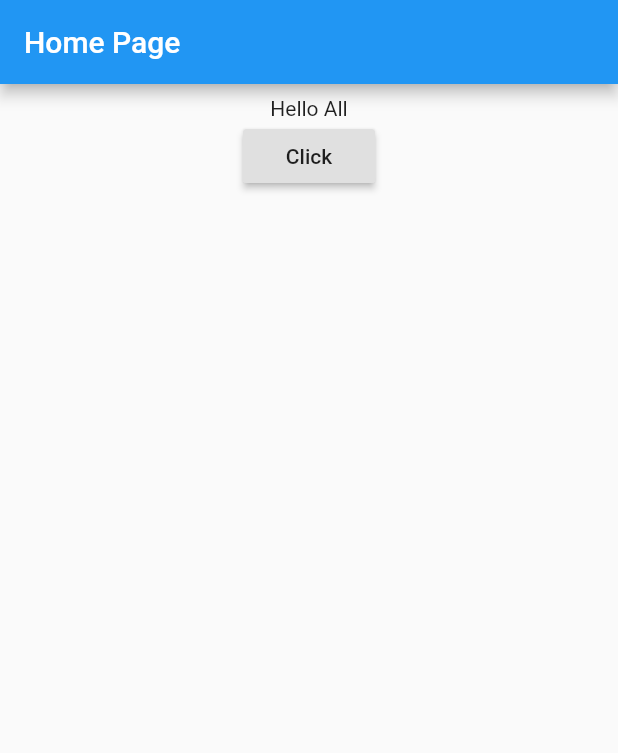
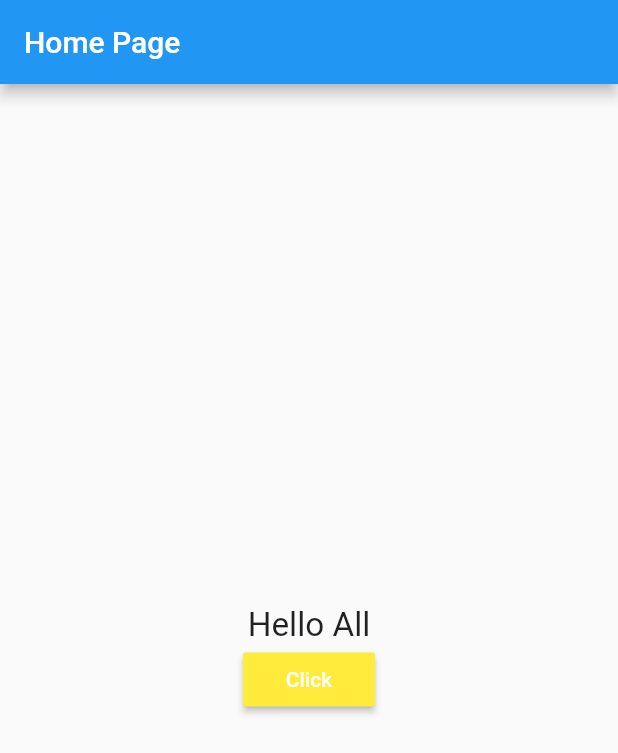
Before and after one commit to purveshshende2/Flutter_first_project, a Flutter app: the screen it shows after launch, on a phone screen of 412 x 824 dp. Shown: the top 753 px of the screen. Run offline on Flutter 3.47's test engine with Material 2 defaults, Android fonts, the phone set to English and light mode, and no system bars.

Commit message:
alignment

```diff
--- a/lib/main.dart
+++ b/lib/main.dart
@@ -37,11 +37,21 @@ class _MyAppHomePage extends State<HomePage> {
       padding: const EdgeInsets.all(8.0),
       child: new Center(
         child: new Column(
+          mainAxisAlignment: MainAxisAlignment.center,
           children: <Widget>[
-            new Text(mytext),
+            new Text(
+              mytext,
+              style: new TextStyle(fontSize: 22.2),
+            ),
             new RaisedButton(
-              child: new Text("Click"),
+              child: new Text(
+                "Click",
+                style: new TextStyle(
+                  color: Colors.white,
+                ),
+              ),
               onPressed: _changeText,
+              color: Colors.yellow,
             )
           ],
         ),
```
